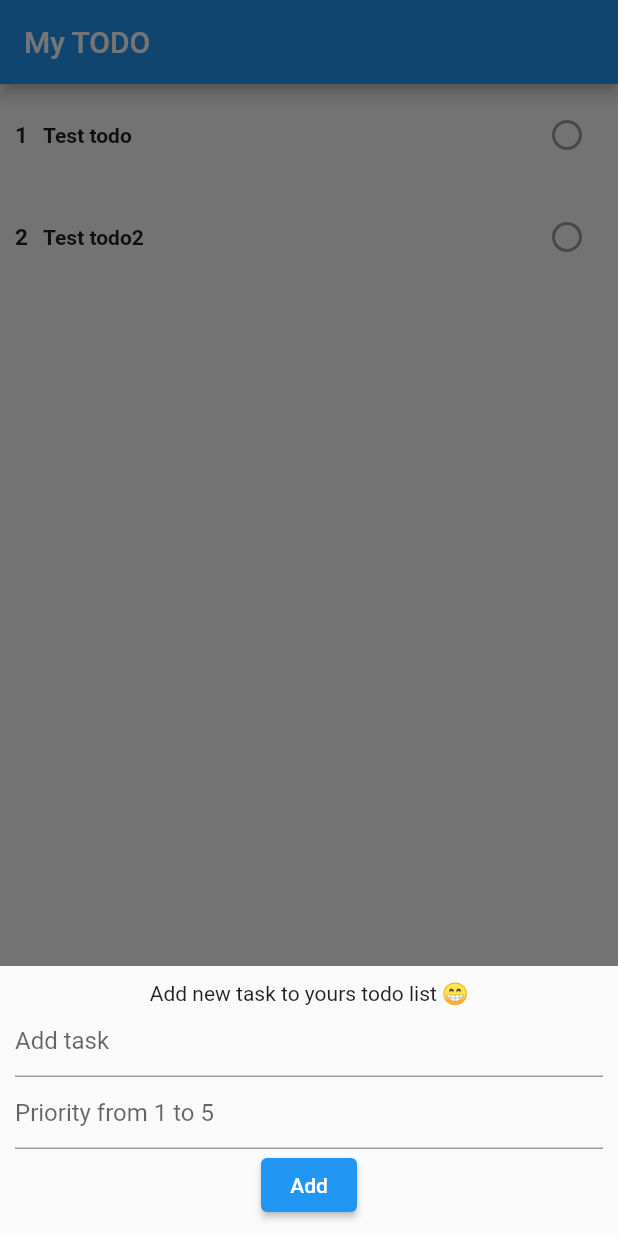
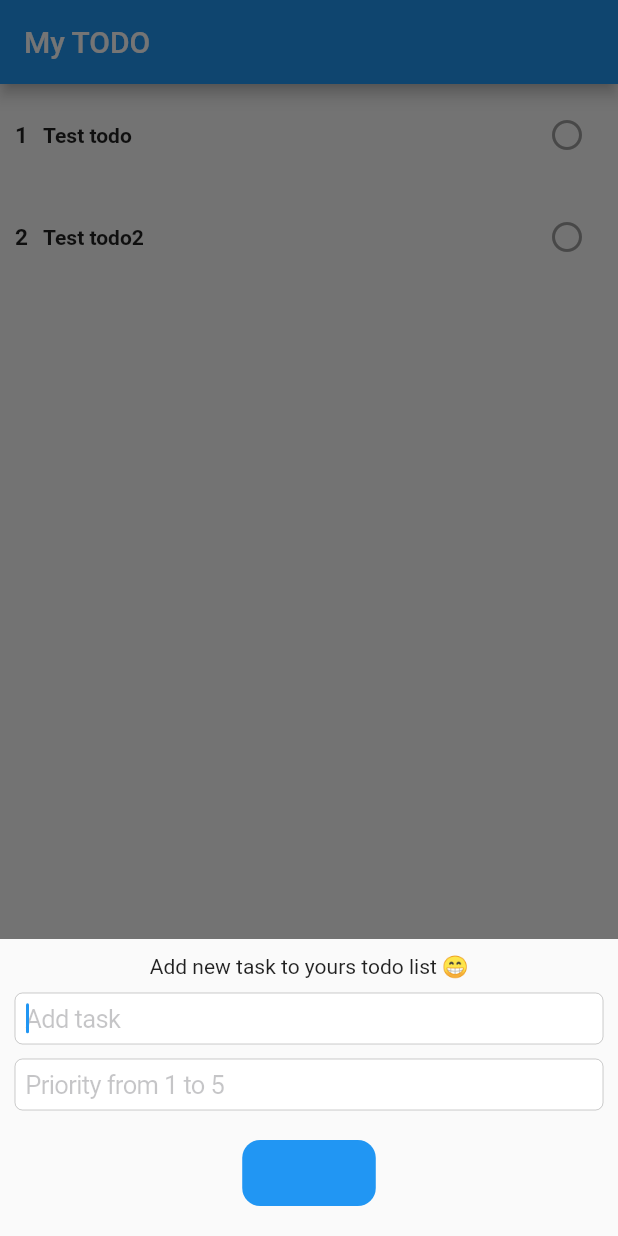
Before and after one commit to danihac/my_todo_flutter, a Flutter app: the screen it shows after launch, after a tap on the "add" icon, on a phone screen of 412 x 824 dp. Run offline on Flutter 3.47's test engine with Material 2 defaults, Android fonts, the phone set to English and light mode, and no system bars; our stand-ins replace rxdart.

Commit message:
improved text filed to cupertino

```diff
--- a/lib/todo_view.dart
+++ b/lib/todo_view.dart
@@ -57,20 +57,17 @@ class _TodoViewState extends State<TodoView> {
         ));
   }
 
-  void _addNewTask(String text, int priority) {
-    _todoRepository.addNewItem(TodoModel(text: text, priority: priority));
-  }
-
-  void _addNewTaskWithAnimation(String text, int priority) {
+  void _addNewTask(String text, int priority, BuildContext ctx) {
     // TODO: add animation
     _todoRepository.addNewItem(TodoModel(text: text, priority: priority));
+    Navigator.of(ctx).pop();
   }
 
   void _startAddingNewTask(BuildContext ctx) {
     showModalBottomSheet(
         context: ctx,
         isScrollControlled: true,
-        builder: (_) {
+        builder: (context) {
           return Padding(
             padding: MediaQuery.of(context).viewInsets,
             child: Container(
@@ -79,7 +76,7 @@ class _TodoViewState extends State<TodoView> {
                 mainAxisSize: MainAxisSize.min,
                 crossAxisAlignment: CrossAxisAlignment.start,
                 children: <Widget>[
-                  TodoAddNewItem(_addNewTaskWithAnimation),
+                  TodoAddNewItem(addTodoFn: _addNewTask),
                 ],
               ),
             ),
--- a/lib/widgets/todo_add_new.dart
+++ b/lib/widgets/todo_add_new.dart
@@ -1,11 +1,12 @@
+import 'package:flutter/cupertino.dart';
 import 'package:flutter/material.dart';
 import 'package:flutter/services.dart';
 import 'package:flutter/widgets.dart';
 
 class TodoAddNewItem extends StatefulWidget {
-  final Function(String text, int priority) addTodoFn;
+  final Function(String text, int priority, BuildContext ctx) addTodoFn;
 
-  const TodoAddNewItem(this.addTodoFn, {Key? key}) : super(key: key);
+  const TodoAddNewItem({Key? key, required this.addTodoFn}) : super(key: key);
 
   @override
   State<TodoAddNewItem> createState() => _TodoAddNewItemState();
@@ -27,22 +28,35 @@ class _TodoAddNewItemState extends State<TodoAddNewItem> {
           'Add new task to yours todo list 😁',
           overflow: TextOverflow.ellipsis,
         ),
-        TextField(
+        const SizedBox(height: 10),
+        CupertinoTextField(
           controller: _textController,
-          decoration: const InputDecoration(hintText: 'Add task'),
+          autofocus: true,
+          autocorrect: true,
+          placeholder: 'Add task',
         ),
-        TextField(
+        const SizedBox(height: 10),
+        CupertinoTextField(
           controller: _priorityController,
           keyboardType: TextInputType.number,
-          decoration: const InputDecoration(hintText: 'Priority from 1 to 5'),
+          placeholder: 'Priority from 1 to 5',
+          onEditingComplete: () => _tryAddNewTodo(context),
         ),
-        ElevatedButton(
-            style: ElevatedButton.styleFrom(primary: Colors.blue),
-            onPressed: () => canAdd()
-                ? widget.addTodoFn(_textController.text, int.parse(_priorityController.text))
-                : null,
-            child: const Text('Add'))
+        const SizedBox(height: 20),
+        CupertinoButton(
+          padding: const EdgeInsets.symmetric(horizontal: 30, vertical: 10),
+          onPressed: () => _tryAddNewTodo(context),
+          child: const Text('Add'),
+          color: Colors.blue,
+        ),
+        const SizedBox(height: 10),
       ],
     );
   }
+
+  void _tryAddNewTodo(BuildContext ctx) {
+    if (canAdd()) {
+      widget.addTodoFn(_textController.text, int.parse(_priorityController.text), ctx);
+    }
+  }
 }
```
